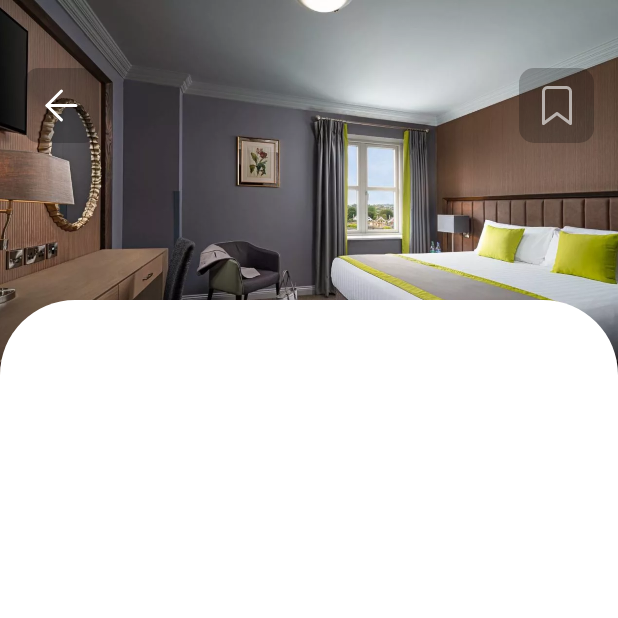
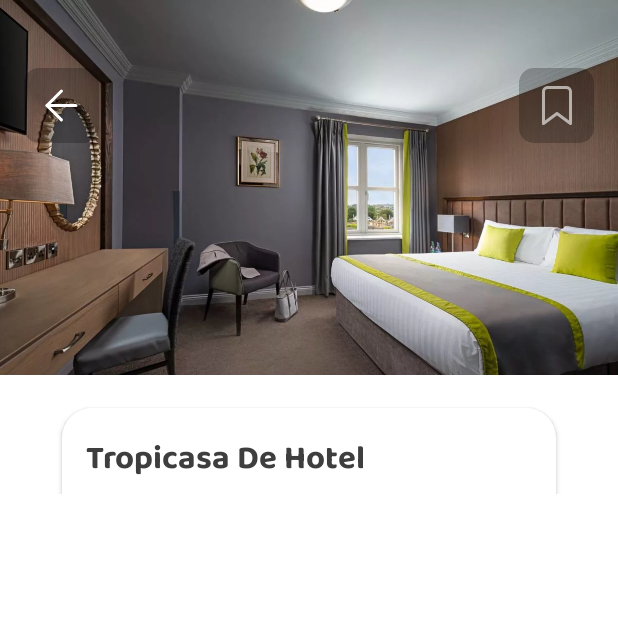
Before and after one commit to JunydDEV/android-hindara-booking-compose-app, an Android app built with Jetpack Compose: the ApplicationHomeScreen screen opened through its navigation route, after a tap on "Tropicasa De Hotel", on a phone screen of 412 x 824 dp, the top half of it. Run offline under Robolectric (Android 15) with nearby library versions, the light colour scheme and no system bars; our stand-ins replace Dagger/Hilt's generated code, accompanist, constraintlayout-compose.

Commit message:
WIP: Hotel detail screen is in progress.

```diff
--- a/app/src/main/java/com/android/hindara/booking/app/ui/home/HomeViewModel.kt
+++ b/app/src/main/java/com/android/hindara/booking/app/ui/home/HomeViewModel.kt
@@ -4,7 +4,7 @@ import androidx.lifecycle.ViewModel
 import com.android.hindara.booking.app.R
 import javax.inject.Inject
 
-class HomeViewModel @Inject constructor(): ViewModel() {
+class HomeViewModel @Inject constructor() : ViewModel() {
 
     private lateinit var chosenHotel: Hotel
 
@@ -41,7 +41,10 @@ class HomeViewModel @Inject constructor(): ViewModel() {
                 rating = 4.6f,
                 description = "Tropicasa De Hotel is high rated hotels with 1000+ reviews and we are always maintaning the quality for better rating and high attitude service for you",
                 pricePerNight = 125.0,
-                reviewsList = null
+                reviewsList = listOf(
+                    Reviews("Junaid", "dfdf", 4.5f, "test"),
+                    Reviews("Junaid", "dfdf", 4.5f, "test"),
+                )
 
             )
         )
@@ -53,8 +56,10 @@ class HomeViewModel @Inject constructor(): ViewModel() {
                 rating = 4.6f,
                 description = "Luxe Hotel is high rated hotels with 1000+ reviews and we are always maintaning the quality for better rating and high attitude service for you",
                 pricePerNight = 125.0,
-                reviewsList = null
-
+                reviewsList = listOf(
+                    Reviews("Junaid", "dfdf", 4.5f, "test"),
+                    Reviews("Junaid", "dfdf", 4.5f, "test"),
+                )
             )
         )
 
@@ -66,7 +71,10 @@ class HomeViewModel @Inject constructor(): ViewModel() {
                 rating = 4.6f,
                 description = "Tropicasa De Hotel is high rated hotels with 1000+ reviews and we are always maintaning the quality for better rating and high attitude service for you",
                 pricePerNight = 125.0,
-                reviewsList = null
+                reviewsList = listOf(
+                    Reviews("Junaid", "dfdf", 4.5f, "test"),
+                    Reviews("Junaid", "dfdf", 4.5f, "test"),
+                )
             )
         )
 
--- a/app/src/main/java/com/android/hindara/booking/app/ui/hoteldetails/HotelDetailsScreen.kt
+++ b/app/src/main/java/com/android/hindara/booking/app/ui/hoteldetails/HotelDetailsScreen.kt
@@ -1,13 +1,19 @@
 package com.android.hindara.booking.app.ui.hoteldetails
 
+import android.widget.RatingBar
 import androidx.compose.foundation.Image
 import androidx.compose.foundation.background
 import androidx.compose.foundation.layout.*
+import androidx.compose.foundation.lazy.LazyRow
 import androidx.compose.foundation.shape.RoundedCornerShape
+import androidx.compose.material.Card
+import androidx.compose.material.MaterialTheme
+import androidx.compose.material.Text
 import androidx.compose.runtime.Composable
 import androidx.compose.ui.Alignment
 import androidx.compose.ui.Modifier
 import androidx.compose.ui.draw.clip
+import androidx.compose.ui.graphics.Color
 import androidx.compose.ui.graphics.ColorFilter.Companion.tint
 import androidx.compose.ui.layout.ContentScale
 import androidx.compose.ui.res.dimensionResource
@@ -21,9 +27,7 @@ import androidx.navigation.NavController
 import com.android.hindara.booking.app.R
 import com.android.hindara.booking.app.ui.home.HomeViewModel
 import com.android.hindara.booking.app.ui.home.Hotel
-import com.android.hindara.booking.app.ui.theme.BlackGradientColor
-import com.android.hindara.booking.app.ui.theme.PrimaryColor
-import com.android.hindara.booking.app.ui.theme.WhiteColor
+import com.android.hindara.booking.app.ui.theme.*
 import com.android.hindara.booking.app.utils.getHeaderImageHeightInDp
 
 @Composable
@@ -37,31 +41,11 @@ fun HotelDetailsScreen(
         val (headerImage, backButton, bookMarkButton, transparentSpacer, hotelBoardCard, contentSection) = createRefs()
 
         HeaderImageComposable(headerImage, hotel)
-        TransparentSpace(transparentSpacer, headerImage)
         BackButtonComposable(backButton)
         BookmarkButtonComposable(bookMarkButton)
-        ContentfulSectionComposable(
-            contentSection = contentSection,
-            transparentSpacer = transparentSpacer
-        )
-        HotelBoardCard(hotelBoardCard = hotelBoardCard, transparentSpacer = transparentSpacer)
+        ContentfulSectionComposable(contentSection)
+        HotelBannerComposable(hotelBoardCard, hotel)
     }
-}
-
-@Composable
-fun ConstraintLayoutScope.TransparentSpace(
-    transparentSpacer: ConstrainedLayoutReference,
-    headerImage: ConstrainedLayoutReference
-) {
-    Spacer(modifier = Modifier
-        .fillMaxWidth()
-        .height(50.dp)
-        .padding(top = getHeaderImageHeightInDp() - 50.dp)
-        .constrainAs(transparentSpacer) {
-            start.linkTo(parent.start)
-            end.linkTo(parent.end)
-            bottom.linkTo(headerImage.bottom)
-        })
 }
 
 @Composable
@@ -137,20 +121,21 @@ fun ConstraintLayoutScope.BookmarkButtonComposable(bookmarkButton: ConstrainedLa
 
 @Composable
 fun ConstraintLayoutScope.ContentfulSectionComposable(
-    contentSection: ConstrainedLayoutReference,
-    transparentSpacer: ConstrainedLayoutReference
+    contentSection: ConstrainedLayoutReference
 ) {
+    val topGuidelineForContentView = createGuidelineFromTop(0.4f)
+
     val modifier = Modifier
         .clip(
             RoundedCornerShape(
-                topStart = dimensionResource(id = R.dimen.fieldCornersSize),
-                topEnd = dimensionResource(id = R.dimen.fieldCornersSize)
+                topStart = dimensionResource(id = R.dimen.detailsSheetCornersSize),
+                topEnd = dimensionResource(id = R.dimen.detailsSheetCornersSize)
             )
         )
         .background(WhiteColor)
         .fillMaxSize()
         .constrainAs(contentSection) {
-            top.linkTo(transparentSpacer.top)
+            top.linkTo(topGuidelineForContentView)
             start.linkTo(parent.start)
             end.linkTo(parent.end)
         }
@@ -160,20 +145,108 @@ fun ConstraintLayoutScope.ContentfulSectionComposable(
 }
 
 @Composable
-fun ConstraintLayoutScope.HotelBoardCard(
+fun ConstraintLayoutScope.HotelBannerComposable(
     hotelBoardCard: ConstrainedLayoutReference,
-    transparentSpacer: ConstrainedLayoutReference
+    hotel: Hotel
 ) {
+    val eightyPercentWidth = 0.8f
+    val thirtyFivePercent = 0.33F
+    val topGuidelineForHotelBanner = createGuidelineFromTop(thirtyFivePercent)
+
     val modifier = Modifier
-        .clip(RoundedCornerShape(dimensionResource(id = R.dimen.fieldCornersSize)))
-        .background(PrimaryColor)
-        .height(100.dp)
+        .fillMaxWidth(eightyPercentWidth)
         .constrainAs(hotelBoardCard) {
-            top.linkTo(parent.top)
+            top.linkTo(topGuidelineForHotelBanner)
             start.linkTo(parent.start)
             end.linkTo(parent.end)
         }
-    Column(modifier = modifier, verticalArrangement = Arrangement.Center) {
-        // Content will be shown here
+    Card(
+        modifier = modifier,
+        backgroundColor = WhiteColor,
+        elevation = dimensionResource(id = R.dimen.cardElevation),
+        shape = RoundedCornerShape(dimensionResource(id = R.dimen.detailsSheetCornersSize))
+    ) {
+        Column(
+            modifier = Modifier.padding(dimensionResource(id = R.dimen.defaultSpacing)),
+            verticalArrangement = Arrangement.Center
+        ) {
+            HotelNameComposable(hotel)
+            HotelAddressComposable(hotel)
+            HotelRatingAndReviewComposable(hotel)
+        }
     }
 }
+
+@Composable
+private fun HotelNameComposable(hotel: Hotel) {
+    Text(
+        modifier = Modifier.wrapContentWidth(),
+        text = hotel.name,
+        style = MaterialTheme.typography.h1,
+        color = DarkTextColor
+    )
+}
+
+@Composable
+fun HotelAddressComposable(hotel: Hotel) {
+    Text(
+        modifier = Modifier
+            .padding(top = dimensionResource(id = R.dimen.smallSpacing))
+            .wrapContentWidth(),
+        text = hotel.address,
+        style = MaterialTheme.typography.body1,
+        color = DarkTextColor
+    )
+}
+
+@Composable
+fun HotelRatingAndReviewComposable(hotel: Hotel) {
+    Row(
+        modifier = Modifier
+            .fillMaxWidth()
+            .padding(top = dimensionResource(id = R.dimen.smallSpacing)),
+        verticalAlignment = Alignment.CenterVertically
+    ) {
+        RatingBarComposable()
+        RatingTextComposable(hotel)
+        ReviewsCount(hotel)
+    }
+}
+
+@Composable
+fun RatingBarComposable() {
+    LazyRow(
+        verticalAlignment = Alignment.CenterVertically
+    ) {
+        items(5) {
+            Image(
+                modifier = Modifier.padding(end = dimensionResource(id = R.dimen.verySmallSpacing)),
+                painter = painterResource(id = R.drawable.ic_star), contentDescription = null
+            )
+        }
+    }
+}
+
+@Composable
+fun RatingTextComposable(hotel: Hotel) {
+    Text(
+        modifier = Modifier
+            .wrapContentWidth()
+            .padding(start = dimensionResource(id = R.dimen.smallSpacing)),
+        text = hotel.rating.toString(),
+        style = MaterialTheme.typography.body1,
+        color = YellowColor
+    )
+}
+
+@Composable
+fun ReviewsCount(hotel: Hotel) {
+    Text(
+        modifier = Modifier
+            .wrapContentWidth()
+            .padding(start = dimensionResource(id = R.dimen.smallSpacing)),
+        text = "(${hotel.reviewsList?.size.toString()} Reviews)",
+        style = MaterialTheme.typography.body1,
+        color = Color.LightGray
+    )
+}
--- a/app/src/main/res/drawable/ic_star.xml
+++ b/app/src/main/res/drawable/ic_star.xml
@@ -1,5 +1,5 @@
-<vector android:autoMirrored="true" android:height="16dp"
+<vector android:autoMirrored="true" android:height="20dp"
     android:viewportHeight="16" android:viewportWidth="16"
-    android:width="16dp" xmlns:android="http://schemas.android.com/apk/res/android">
+    android:width="20dp" xmlns:android="http://schemas.android.com/apk/res/android">
     <path android:fillColor="#FD9942" android:fillType="evenOdd" android:pathData="M8.936,0.607C8.76,0.236 8.397,0 8,0C7.603,0 7.24,0.236 7.064,0.607L5.157,4.643L0.893,5.294C0.5,5.354 0.173,5.642 0.051,6.036C-0.072,6.431 0.031,6.864 0.315,7.153L3.401,10.292L2.672,14.726C2.605,15.135 2.766,15.548 3.088,15.792C3.409,16.036 3.835,16.068 4.187,15.875L8,13.78L11.813,15.875C12.165,16.068 12.591,16.036 12.912,15.792C13.234,15.548 13.395,15.135 13.328,14.726L12.599,10.292L15.685,7.153C15.969,6.864 16.072,6.431 15.949,6.036C15.827,5.642 15.5,5.354 15.107,5.294L10.843,4.643L8.936,0.607Z"/>
 </vector>
--- a/app/src/main/res/values/dimentions.xml
+++ b/app/src/main/res/values/dimentions.xml
@@ -9,6 +9,7 @@
     <dimen name="buttonWidth">200dp</dimen>
     <dimen name="buttonCornersSize">50dp</dimen>
     <dimen name="fieldCornersSize">50dp</dimen>
+    <dimen name="detailsSheetCornersSize">20dp</dimen>
 
     <dimen name="onboardingImageWidth">300dp</dimen>
     <dimen name="onboardingImageHeight">400dp</dimen>
@@ -39,4 +40,5 @@
 
     <dimen name="sectionSeparatorSize">50dp</dimen>
     <dimen name="lineThickness">1dp</dimen>
+    <dimen name="cardElevation">2dp</dimen>
 </resources>
```
